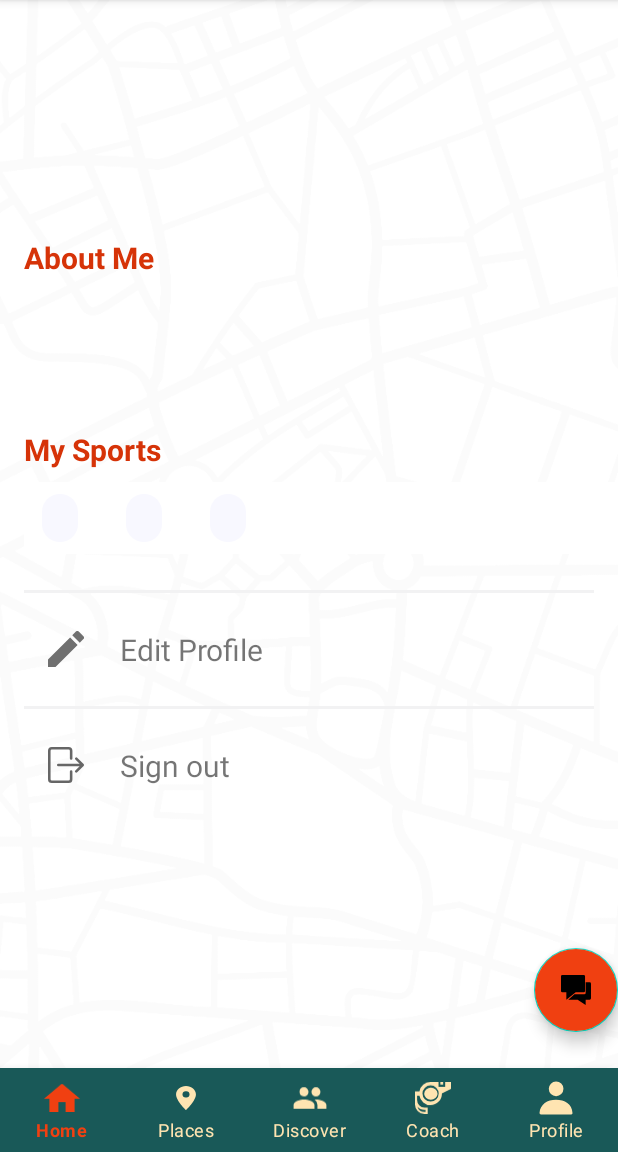
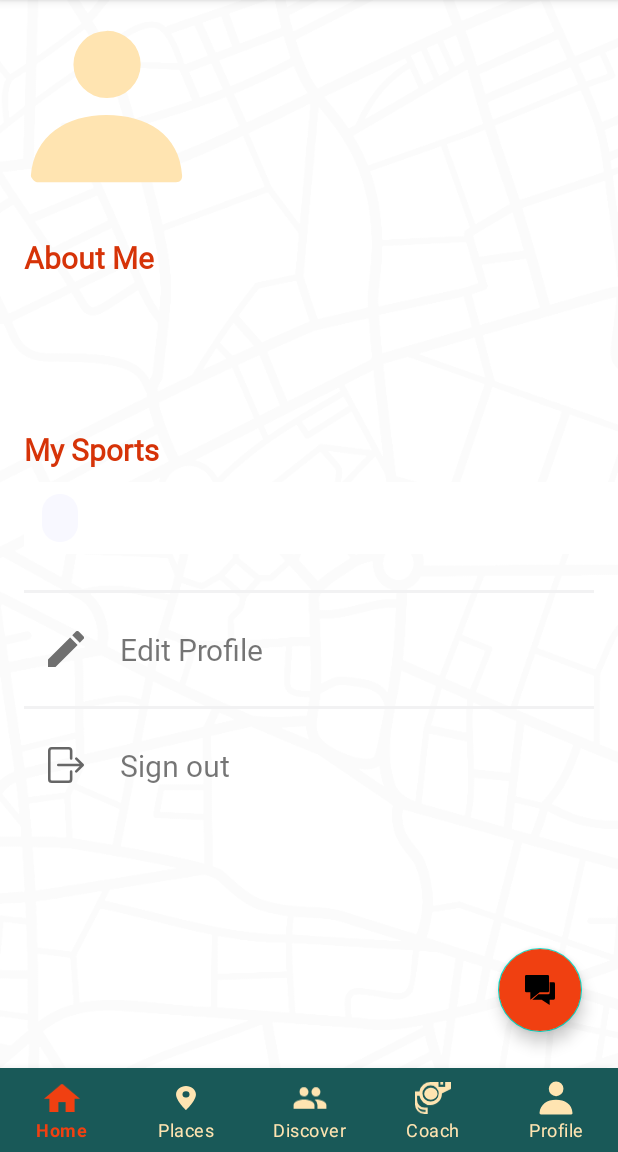
Before and after one commit to hadys7s/SportsMates, an Android app: the fragment ProfileFragment placed in its activity, on a phone screen of 412 x 824 dp, the part 84-1236 px from its top. Run offline under Robolectric (Android 15) with nearby library versions, the phone set to English and light mode, and no system bars; our stand-ins replace Firebase (no records; nobody signed in at launch, a user with empty details on screens opened directly); 4 statements that could not run were skipped.

Commit message:
- integration

```diff
--- a/app/src/main/java/com/example/sportsmates/login/SignInViewModel.kt
+++ b/app/src/main/java/com/example/sportsmates/login/SignInViewModel.kt
@@ -9,7 +9,7 @@ class SignInViewModel(private val userRepository: UserRepository) :
     ViewModel() {
 
     var loginFailed = MutableLiveData<String>()
-    var loginSuccess = MutableLiveData<String>()
+    var loginSuccess = SingleLiveEvent<Any>()
 
     init {
         loginFailed = userRepository.loginFailed
--- a/app/src/main/java/com/example/sportsmates/signUp/SignInFragment.kt
+++ b/app/src/main/java/com/example/sportsmates/signUp/SignInFragment.kt
@@ -42,7 +42,7 @@ class SignInFragment : Fragment() {
             openTopActivity(activity, MainActivity())
         })
         viewModel.loginFailed.observe(this, Observer { errorMessage ->
-            Toast.makeText(activity, errorMessage, Toast.LENGTH_SHORT)
+            Toast.makeText(activity, errorMessage, Toast.LENGTH_SHORT).show()
         })
     }
 
--- a/app/src/main/java/com/example/sportsmates/signUp/SignUpSportsFragment.kt
+++ b/app/src/main/java/com/example/sportsmates/signUp/SignUpSportsFragment.kt
@@ -14,6 +14,7 @@ import com.example.sportsmates.R
 import com.example.sportsmates.databinding.SignUpSportFargmentBinding
 import com.example.sportsmates.ext.openTopActivity
 import com.example.sportsmates.ext.replaceFragment
+import com.example.sportsmates.home.MainActivity
 import com.example.sportsmates.signUp.SignUpActivity
 import com.example.sportsmates.signUp.data.model.User
 import com.example.sportsmates.signUp.viewmodel.SignUpViewModel
@@ -57,7 +58,7 @@ class SignUpSportsFragment : Fragment() {
     fun attachEventObservers() {
         viewModel.signUpSuccess.observe(this, Observer {
             // redirect login
-            openTopActivity(activity, SignUpActivity())
+            openTopActivity(activity, MainActivity())
 
         })
 
--- a/app/src/main/java/com/example/sportsmates/signUp/data/Repo/UserRepository.kt
+++ b/app/src/main/java/com/example/sportsmates/signUp/data/Repo/UserRepository.kt
@@ -17,7 +17,7 @@ class UserRepository(
     var signUpSuccess = SingleLiveEvent<Any>()
     var signUpFailed = MutableLiveData<String>()
     var loginFailed = MutableLiveData<String>()
-    var loginSuccess = MutableLiveData<String>()
+    var loginSuccess = SingleLiveEvent<Any>()
     var userData = MutableLiveData<User?>()
 
 
--- a/app/src/main/java/com/example/sportsmates/utils/SingleLiveEvent.kt
+++ b/app/src/main/java/com/example/sportsmates/utils/SingleLiveEvent.kt
@@ -34,7 +34,7 @@ class SingleLiveEvent<T> : MutableLiveData<T>() {
      */
     @MainThread
     fun call() {
-        value = null
+       postValue(null)
     }
 
     companion object {
--- /dev/null
+++ b/app/src/main/res/color/bg_chip_state_list.xml
@@ -0,0 +1,5 @@
+<?xml version="1.0" encoding="utf-8"?>
+<selector xmlns:android="http://schemas.android.com/apk/res/android">
+    <item android:color="@color/orange" android:state_checked="true" />
+    <item android:color="@color/offWhite" />
+</selector>
--- a/app/src/main/res/layout/activity_main.xml
+++ b/app/src/main/res/layout/activity_main.xml
@@ -35,6 +35,7 @@
         android:layout_height="wrap_content"
         android:layout_marginBottom="24dp"
         android:backgroundTint="@color/orange"
+        android:layout_marginEnd="24dp"
         android:src="@drawable/ic_chat"
         app:layout_constraintBottom_toTopOf="@+id/bottom_navigation"
         app:layout_constraintEnd_toEndOf="parent"
--- a/app/src/main/res/layout/profile_fragment.xml
+++ b/app/src/main/res/layout/profile_fragment.xml
@@ -14,20 +14,21 @@
         android:layout_height="110dp"
         android:layout_marginStart="16dp"
         android:layout_marginTop="16dp"
+        android:src="@drawable/ic_profile"
         app:layout_constraintStart_toStartOf="parent"
-        app:layout_constraintTop_toTopOf="parent"
-        tools:src="@tools:sample/avatars" />
+        app:layout_constraintTop_toTopOf="parent" />
 
     <TextView
         android:id="@+id/profileName"
         android:layout_width="wrap_content"
         android:layout_height="wrap_content"
         android:layout_marginStart="16dp"
-        tools:text="TextView"
+        android:fontFamily="@font/roboto_regular"
         android:textSize="20sp"
         android:textStyle="bold"
         app:layout_constraintStart_toEndOf="@+id/profileImage"
-        app:layout_constraintTop_toTopOf="@+id/profileImage" />
+        app:layout_constraintTop_toTopOf="@+id/profileImage"
+        tools:text="TextView" />
 
     <!-- <TextView
          android:id="@+id/profilePhoneNumber"
@@ -45,24 +46,26 @@
         android:layout_width="wrap_content"
         android:layout_height="wrap_content"
         android:layout_marginTop="4dp"
-        tools:text="TextView"
+        android:fontFamily="@font/roboto_regular"
         android:textSize="18sp"
         app:layout_constraintEnd_toEndOf="@+id/profileName"
         app:layout_constraintHorizontal_bias="0.0"
         app:layout_constraintStart_toStartOf="@+id/profileName"
-        app:layout_constraintTop_toBottomOf="@+id/profileName" />
+        app:layout_constraintTop_toBottomOf="@+id/profileName"
+        tools:text="TextView" />
 
     <TextView
         android:id="@+id/profileAddress"
         android:layout_width="wrap_content"
         android:layout_height="wrap_content"
         android:layout_marginTop="4dp"
-        tools:text="TextView"
+        android:fontFamily="@font/roboto_regular"
         android:textSize="18sp"
         app:layout_constraintEnd_toEndOf="@+id/profileEmail"
         app:layout_constraintHorizontal_bias="0.0"
         app:layout_constraintStart_toStartOf="@+id/profileEmail"
-        app:layout_constraintTop_toBottomOf="@+id/profileEmail" />
+        app:layout_constraintTop_toBottomOf="@+id/profileEmail"
+        tools:text="TextView" />
 
     <TextView
         android:id="@+id/ProfileAboutMeTitle"
@@ -70,6 +73,7 @@
         android:layout_height="wrap_content"
         android:layout_marginStart="16dp"
         android:layout_marginTop="32dp"
+        android:fontFamily="@font/roboto_regular"
         android:text="@string/profile_about_me_title"
         android:textColor="@color/red_header"
         android:textSize="20sp"
@@ -82,10 +86,11 @@
         android:layout_width="wrap_content"
         android:layout_height="wrap_content"
         android:layout_marginTop="8dp"
-        tools:text="TextView"
+        android:fontFamily="@font/roboto_regular"
         android:textSize="18sp"
         app:layout_constraintStart_toStartOf="@+id/ProfileAboutMeTitle"
-        app:layout_constraintTop_toBottomOf="@+id/ProfileAboutMeTitle" />
+        app:layout_constraintTop_toBottomOf="@+id/ProfileAboutMeTitle"
+        tools:text="TextView" />
 
     <TextView
         android:id="@+id/ProfileSportsTitle"
@@ -93,6 +98,7 @@
         android:layout_height="wrap_content"
         android:layout_marginStart="16dp"
         android:layout_marginTop="160dp"
+        android:fontFamily="@font/roboto_regular"
         android:text="@string/profile_sports_title"
         android:textColor="@color/red_header"
         android:textSize="20sp"
@@ -116,6 +122,8 @@
             android:layout_width="wrap_content"
             android:layout_height="wrap_content"
             android:backgroundTint="@color/offWhite"
+            android:clickable="false"
+            android:fontFamily="@font/roboto_regular"
             tools:text="Football" />
 
         <com.google.android.material.chip.Chip
@@ -123,6 +131,9 @@
             android:layout_width="wrap_content"
             android:layout_height="wrap_content"
             android:backgroundTint="@color/offWhite"
+            android:clickable="false"
+            android:fontFamily="@font/roboto_regular"
+            android:visibility="gone"
             tools:text="Football" />
 
         <com.google.android.material.chip.Chip
@@ -130,6 +141,9 @@
             android:layout_width="wrap_content"
             android:layout_height="wrap_content"
             android:backgroundTint="@color/offWhite"
+            android:clickable="false"
+            android:fontFamily="@font/roboto_regular"
+            android:visibility="gone"
             tools:text="Football" />
 
     </com.google.android.material.chip.ChipGroup>
@@ -154,6 +168,7 @@
         android:layout_marginEnd="32dp"
         android:drawableLeft="@drawable/ic_edit"
         android:drawablePadding="24dp"
+        android:fontFamily="@font/roboto_regular"
         android:text="@string/edit_profile_button"
         android:textSize="20sp"
         app:layout_constraintEnd_toEndOf="parent"
@@ -180,6 +195,7 @@
         android:layout_marginEnd="32dp"
         android:drawableLeft="@drawable/ic_logout"
         android:drawablePadding="24dp"
+        android:fontFamily="@font/roboto_regular"
         android:text="@string/sign_out_button"
         android:textSize="20sp"
         app:layout_constraintEnd_toEndOf="parent"
```
Also changed, not shown: app/src/main/AndroidManifest.xml (+8 -2 lines), app/src/main/java/com/example/sportsmates/profile/ProfileFragment.kt (+12 -11 lines), app/src/main/java/com/example/sportsmates/splash/SplashActivity.kt (+15 -1 lines), app/src/main/res/layout/activity_splash.xml (+11 -6 lines), app/src/main/res/layout/sign_up_sport_fargment.xml (+22 -22 lines). Lines whose indentation alone changed are shown as unchanged.
